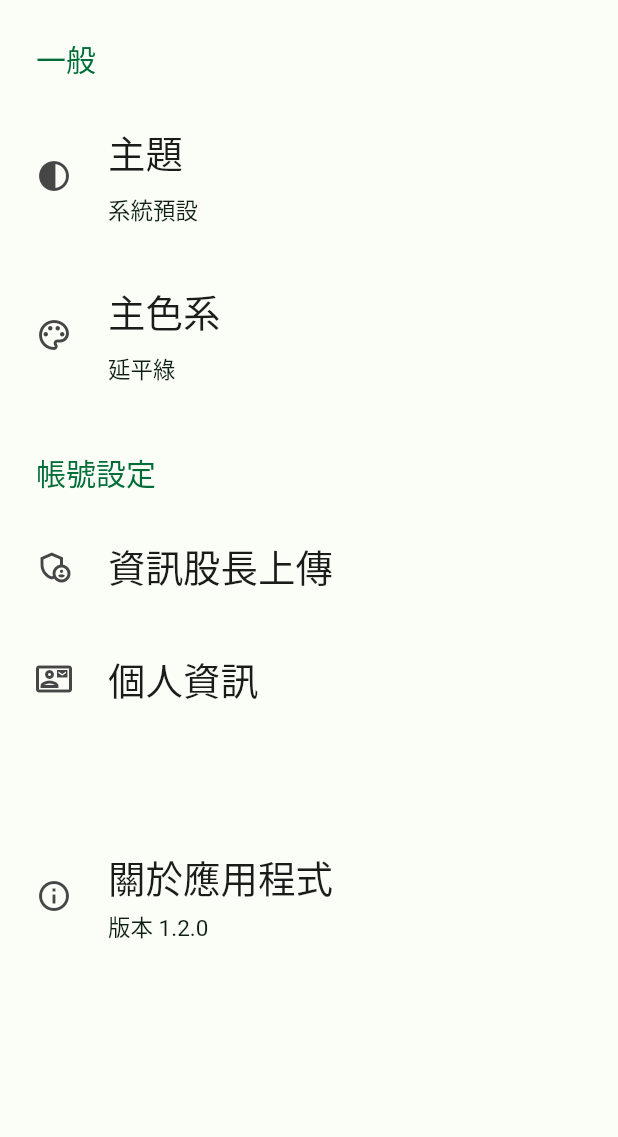
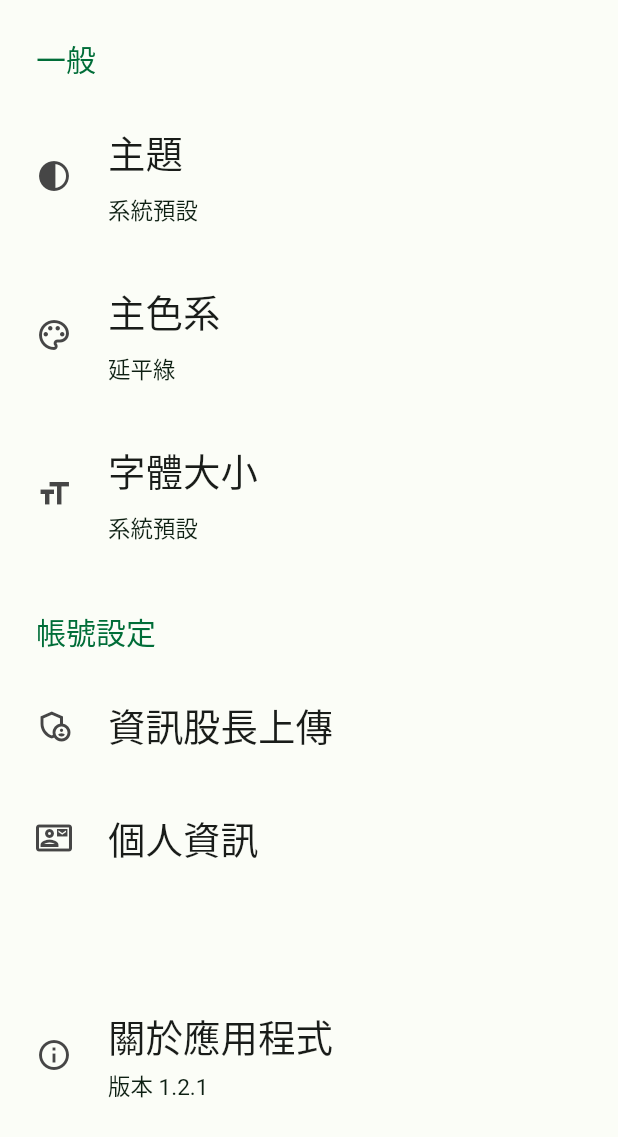
Before and after one commit to HippoInWindow20/mobile_yp, a Flutter app: the Settings screen opened directly with empty values, on a phone screen of 412 x 824 dp. Shown: the top 1137 px of the screen. Run offline on Flutter 3.47's test engine with Material 2 defaults, Android fonts, the phone set to English and light mode, and no system bars; drawn by our look-alikes of settings_ui; our stand-ins replace flutter_html, share_plus, shared_preferences; missing offline and left inert: app_popup_menu, flutter_custom_tabs, flutter_html_table, swipe_refresh; accounts and stored records are empty; network calls fail.

Commit message:
Version 1.2.1 Build 1
- Upgrading to this version will require a reinstall due to unknown version mismatch, backup your preferences beforehand
- Support for Tables in View is underway, currently overflowing not working
- Added Open in browser option
- Stub: Text scaling
- Stub: Account info in drawer

```diff
--- a/lib/settings.dart
+++ b/lib/settings.dart
@@ -130,13 +130,17 @@ class __SettingsState extends State<Settings>{
                   );
                 },
               ),
-              // SettingsTile.navigation(
-              //   leading: Icon(Icons.reorder_outlined),
-              //   title: Text('導覽列排序',style: SettingsTitleTextStyle,),
-              //   onPressed: (context) {
-              //
-              //   },
-              // ),
+              SettingsTile.navigation(
+                leading: Icon(Icons.format_size_outlined),
+                title: Text('字體大小',style: SettingsTitleTextStyle,),
+                value: Padding(
+                  padding: EdgeInsets.only(top: 5),
+                  child: Text("系統預設",style: SettingsSubtitleTextStyle,),
+                ),
+                onPressed: (context) {
+
+                },
+              ),
             ],
           ),
           SettingsSection(
@@ -188,11 +192,15 @@ class __SettingsState extends State<Settings>{
                 leading: Icon(Icons.info_outlined),
                 title: Text('關於應用程式',style: SettingsTitleTextStyle,),
                 description: Text(
-                  "版本 1.2.0",
+                  "版本 1.2.1",
                   style: SettingsSubtitleTextStyle,
                 ),
                 onPressed: (context) {
-                  showAboutDialog(context: context);
+                  showAboutDialog(
+                      context: context,
+                    applicationVersion: "1.2.1",
+                    applicationLegalese: "The school's IT team has changed the majority of the layout, making it a fucking pain the ass to code."
+                  );
                 },
               ),
 
--- a/pubspec.yaml
+++ b/pubspec.yaml
@@ -15,7 +15,7 @@ publish_to: 'none' # Remove this line if you wish to publish to pub.dev
 # In iOS, build-name is used as CFBundleShortVersionString while build-number used as CFBundleVersion.
 # Read more about iOS versioning at
 # https://developer.apple.com/library/archive/documentation/General/Reference/InfoPlistKeyReference/Articles/CoreFoundationKeys.html
-version: 1.2.0+4
+version: 1.2.1+1
 
 environment:
   sdk: ">=2.17.6 <3.0.0"
@@ -47,8 +47,9 @@ dependencies:
   swipe_refresh: ^1.0.2
   flutter_launcher_icons: ^0.13.1
   flutter_native_splash: ^2.2.16
-  share_plus: ^7.0.2
+  share_plus: ^7.1.0
   flutter_html: ^3.0.0-beta.2
+  flutter_html_table: ^3.0.0-beta.2
 
 dev_dependencies:
   flutter_test:
```
Also changed, not shown: lib/main.dart (+3 -4 lines), lib/view.dart (+36 -11 lines), 2 other files.
